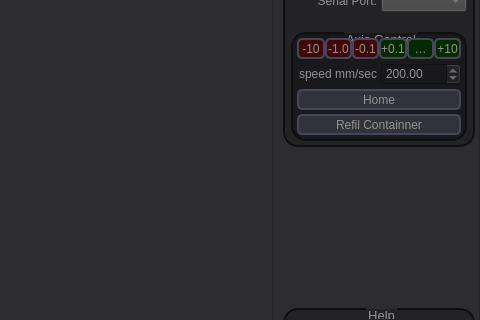
hradec/chemshapes, file host/draft.ui: the form before one commit; both pictures show x 320 to 800 and y 301 to 621 of the 800 by 752 pixel window.
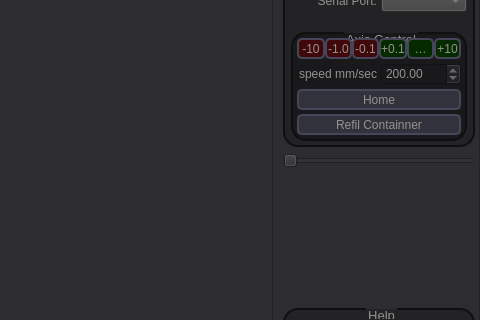
The form after the commit.

The edit to the form file:
```diff
--- a/host/draft.ui
+++ b/host/draft.ui
@@ -711,6 +711,13 @@
              </layout>
             </widget>
            </item>
+           <item>
+            <widget class="QSlider" name="layer">
+             <property name="orientation">
+              <enum>Qt::Horizontal</enum>
+             </property>
+            </widget>
+           </item>
            <item>
             <spacer name="verticalSpacer">
              <property name="orientation">
```
Left out of the diff: 2 changed lines with no effect on the pictures.
